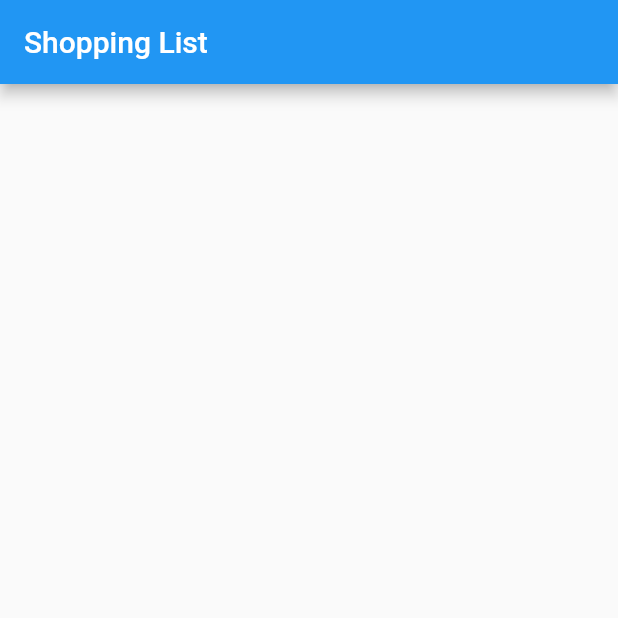
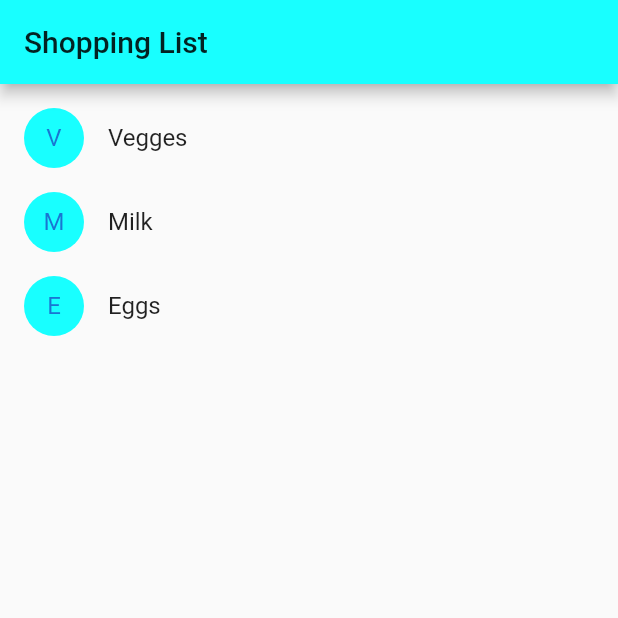
Before and after one commit to JosephineAkello/basicwidgets-components, a Flutter app: the screen it shows after launch, on a phone screen of 412 x 824 dp, the top half of it. Run offline on Flutter 3.47's test engine with Material 2 defaults, Android fonts, the phone set to English and light mode, and no system bars.

Commit message:
add themedata

```diff
--- a/lib/main.dart
+++ b/lib/main.dart
@@ -1,25 +1,56 @@
+import 'package:basicwidgets_components/shoppinglistitem.dart';
 import 'package:flutter/material.dart';
 
 void main(){
   runApp(MaterialApp(
+    debugShowCheckedModeBanner: false,
     title: 'Simple shopping App',
-    home: ShoppingList(),
+    theme: ThemeData(primaryColor: Colors.cyanAccent),
+    home: ShoppingList(
+      products: <Product>[
+        Product(name: 'Vegges'),
+        Product(name: 'Milk'),
+        Product(name: 'Eggs'),
+      ],
+    ),
   ));
 }
 
 class ShoppingList extends StatefulWidget{
+  ShoppingList({Key, key, this.products}) : super(key :key);
+  final List<Product> products;
+
   createState(){
     return ShoppingListState();
   }
 }
 
 class ShoppingListState extends State<ShoppingList>{
+ Set<Product> _shoppingCart = Set<Product>();
+
+ void _handleCartChanged(Product product, bool inCart){
+   setState(() {
+     if(!inCart)
+     _shoppingCart.add(product);
+     else
+     _shoppingCart.remove(product);
+   });
+ }
   Widget build(contxet){
     return Scaffold(
       appBar: AppBar(
         title: Text('Shopping List'),
       ),
-      body: ListView(),
+      body: ListView(
+        padding: EdgeInsets.symmetric(vertical: 8.0),
+        children: widget.products.map((Product product){
+          return ShoppingListItem(
+            product: product,
+            inCart: _shoppingCart.contains(product),
+            onCartChanged: _handleCartChanged,
+          );
+        }).toList(),
+      ),
     );
   }
 }
```
